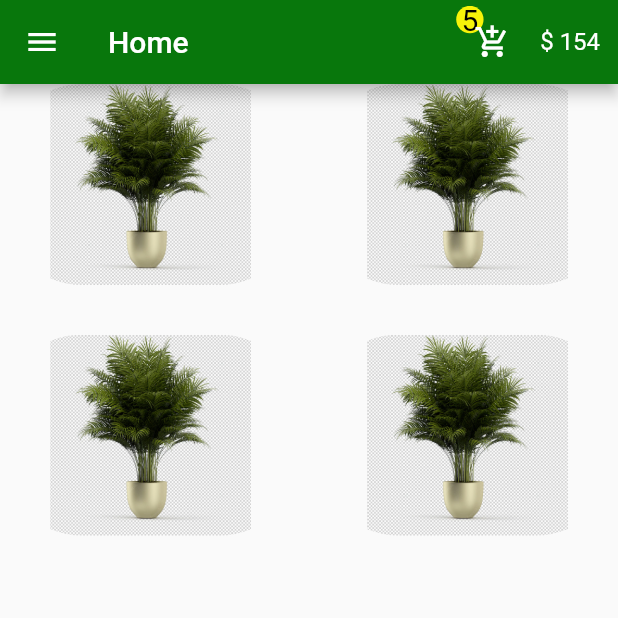
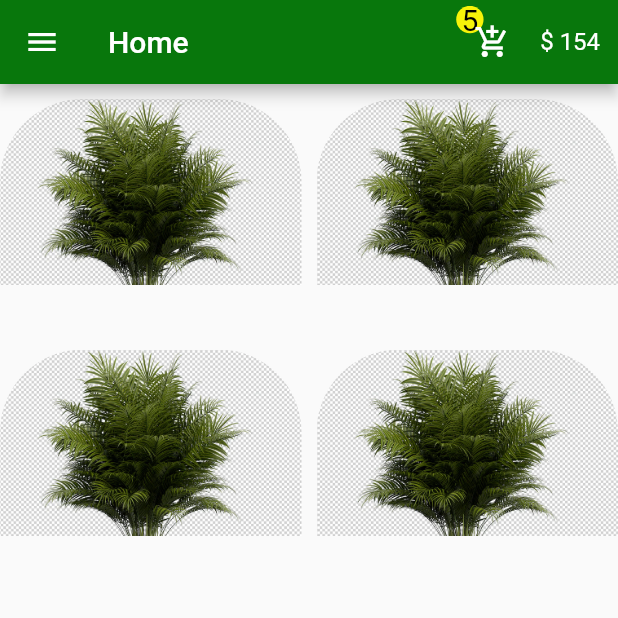
Before and after one commit to AbdulrhmanM0hamed/Flower_App, a Flutter app: the screen it shows after launch, on a phone screen of 412 x 824 dp, the top half of it. Run offline on Flutter 3.47's test engine with Material 2 defaults, Android fonts, the phone set to English and light mode, and no system bars.

Commit message:
change positions of items

```diff
--- a/lib/pages/Home.dart
+++ b/lib/pages/Home.dart
@@ -17,9 +17,16 @@ class Homepage extends StatelessWidget {
             itemCount: 4,
             itemBuilder: (BuildContext context, index) {
               return GridTile(
-                child: ClipRRect(
-                    borderRadius: BorderRadius.circular(55),
-                    child: Image.asset("assets/images/1.webp")),
+                child: Stack(children: [
+                  Positioned(
+                    right: 0,
+                    left: 0,
+                    top: 10,
+                    child: ClipRRect(
+                        borderRadius: BorderRadius.circular(55),
+                        child: Image.asset("assets/images/1.webp")),
+                  ),
+                ]),
               );
             }),
         drawer: Drawer(
```
